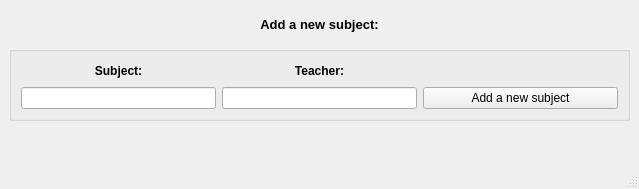
The window that createDB.ui (ice-bit/registro) describes before a commit, drawn with Qt 5.
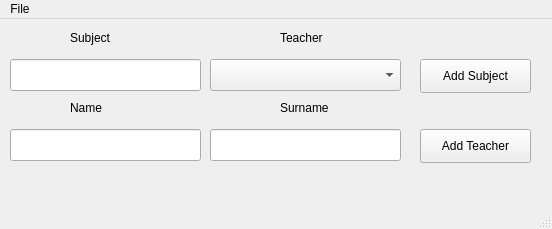
The same window after the commit.

What changed in the file:
```diff
--- a/createDB.ui
+++ b/createDB.ui
@@ -6,101 +6,141 @@
    <rect>
     <x>0</x>
     <y>0</y>
-    <width>639</width>
-    <height>189</height>
+    <width>552</width>
+    <height>229</height>
    </rect>
   </property>
   <property name="windowTitle">
    <string>Create a New Database</string>
   </property>
   <widget class="QWidget" name="centralwidget">
-   <layout class="QVBoxLayout" name="verticalLayout">
-    <item>
-     <widget class="QLabel" name="label">
-      <property name="font">
-       <font>
-        <pointsize>10</pointsize>
-        <weight>75</weight>
-        <bold>true</bold>
-       </font>
-      </property>
-      <property name="text">
-       <string>Add a new subject:</string>
-      </property>
-      <property name="alignment">
-       <set>Qt::AlignCenter</set>
-      </property>
-     </widget>
-    </item>
-    <item>
-     <widget class="QGroupBox" name="groupBox">
-      <property name="title">
-       <string/>
-      </property>
-      <layout class="QGridLayout" name="gridLayout">
-       <item row="1" column="3">
+   <widget class="QLineEdit" name="lnSubject">
+    <property name="geometry">
+     <rect>
+      <x>10</x>
+      <y>40</y>
+      <width>191</width>
+      <height>32</height>
+     </rect>
+    </property>
+   </widget>
+   <widget class="QLineEdit" name="lnTeacherName">
+    <property name="geometry">
+     <rect>
+      <x>10</x>
+      <y>110</y>
+      <width>191</width>
+      <height>32</height>
+     </rect>
+    </property>
+   </widget>
+   <widget class="QComboBox" name="cbnTeacher">
+    <property name="geometry">
+     <rect>
+      <x>210</x>
+      <y>40</y>
+      <width>191</width>
+      <height>32</height>
+     </rect>
+    </property>
+   </widget>
+   <widget class="QLineEdit" name="lnTeacherSurname">
+    <property name="geometry">
+     <rect>
+      <x>210</x>
+      <y>110</y>
+      <width>191</width>
+      <height>32</height>
+     </rect>
+    </property>
+   </widget>
         <widget class="QPushButton" name="btnAddSubject">
+    <property name="geometry">
+     <rect>
+      <x>420</x>
+      <y>40</y>
+      <width>111</width>
+      <height>34</height>
+     </rect>
+    </property>
          <property name="text">
-          <string>Add a new subject</string>
-         </property>
-        </widget>
-       </item>
-       <item row="0" column="3">
-        <spacer name="horizontalSpacer">
-         <property name="orientation">
-          <enum>Qt::Horizontal</enum>
-         </property>
-         <property name="sizeHint" stdset="0">
-          <size>
-           <width>40</width>
-           <height>20</height>
-          </size>
-         </property>
-        </spacer>
-       </item>
-       <item row="0" column="2">
-        <widget class="QLabel" name="label_4">
-         <property name="font">
-          <font>
-           <weight>75</weight>
-           <bold>true</bold>
-          </font>
+     <string>Add Subject</string>
+    </property>
+   </widget>
+   <widget class="QPushButton" name="btnAddTeacher">
+    <property name="geometry">
+     <rect>
+      <x>420</x>
+      <y>110</y>
+      <width>111</width>
+      <height>34</height>
+     </rect>
+    </property>
+    <property name="text">
+     <string>Add Teacher</string>
+    </property>
+   </widget>
+   <widget class="QLabel" name="label">
+    <property name="geometry">
+     <rect>
+      <x>70</x>
+      <y>10</y>
+      <width>71</width>
+      <height>18</height>
+     </rect>
          </property>
          <property name="text">
-          <string>Teacher:</string>
-         </property>
-         <property name="alignment">
-          <set>Qt::AlignCenter</set>
-         </property>
-        </widget>
-       </item>
-       <item row="0" column="1">
+     <string>Subject</string>
+    </property>
+   </widget>
         <widget class="QLabel" name="label_2">
-         <property name="font">
-          <font>
-           <weight>75</weight>
-           <bold>true</bold>
-          </font>
+    <property name="geometry">
+     <rect>
+      <x>280</x>
+      <y>10</y>
+      <width>71</width>
+      <height>18</height>
+     </rect>
          </property>
          <property name="text">
-          <string>Subject:</string>
-         </property>
-         <property name="alignment">
-          <set>Qt::AlignCenter</set>
-         </property>
-        </widget>
-       </item>
-       <item row="1" column="1">
-        <widget class="QLineEdit" name="lnSubject"/>
-       </item>
-       <item row="1" column="2">
-        <widget class="QLineEdit" name="lnTeacher"/>
-       </item>
-      </layout>
-     </widget>
-    </item>
-    <item>
+     <string>Teacher</string>
+    </property>
+   </widget>
+   <widget class="QLabel" name="label_3">
+    <property name="geometry">
+     <rect>
+      <x>70</x>
+      <y>80</y>
+      <width>71</width>
+      <height>18</height>
+     </rect>
+    </property>
+    <property name="text">
+     <string>Name</string>
+    </property>
+   </widget>
+   <widget class="QLabel" name="label_4">
+    <property name="geometry">
+     <rect>
+      <x>280</x>
+      <y>80</y>
+      <width>71</width>
+      <height>18</height>
+     </rect>
+    </property>
+    <property name="text">
+     <string>Surname</string>
+    </property>
+   </widget>
      <widget class="QLabel" name="lblQueryStatus">
+    <property name="geometry">
+     <rect>
+      <x>10</x>
+      <y>150</y>
+      <width>521</width>
+      <height>20</height>
+     </rect>
+    </property>
       <property name="text">
        <string/>
       </property>
@@ -108,18 +148,23 @@
        <set>Qt::AlignCenter</set>
       </property>
      </widget>
-    </item>
-   </layout>
   </widget>
   <widget class="QMenuBar" name="menubar">
    <property name="geometry">
     <rect>
      <x>0</x>
      <y>0</y>
-     <width>639</width>
+     <width>552</width>
      <height>30</height>
     </rect>
    </property>
+   <widget class="QMenu" name="menuFile">
+    <property name="title">
+     <string>File</string>
+    </property>
+    <addaction name="actionRefresh"/>
+   </widget>
+   <addaction name="menuFile"/>
   </widget>
   <widget class="QStatusBar" name="statusbar"/>
  </widget>
```
Left out of the diff: 5 changed lines with no effect on the pictures. Lines whose indentation alone changed are shown as unchanged.
